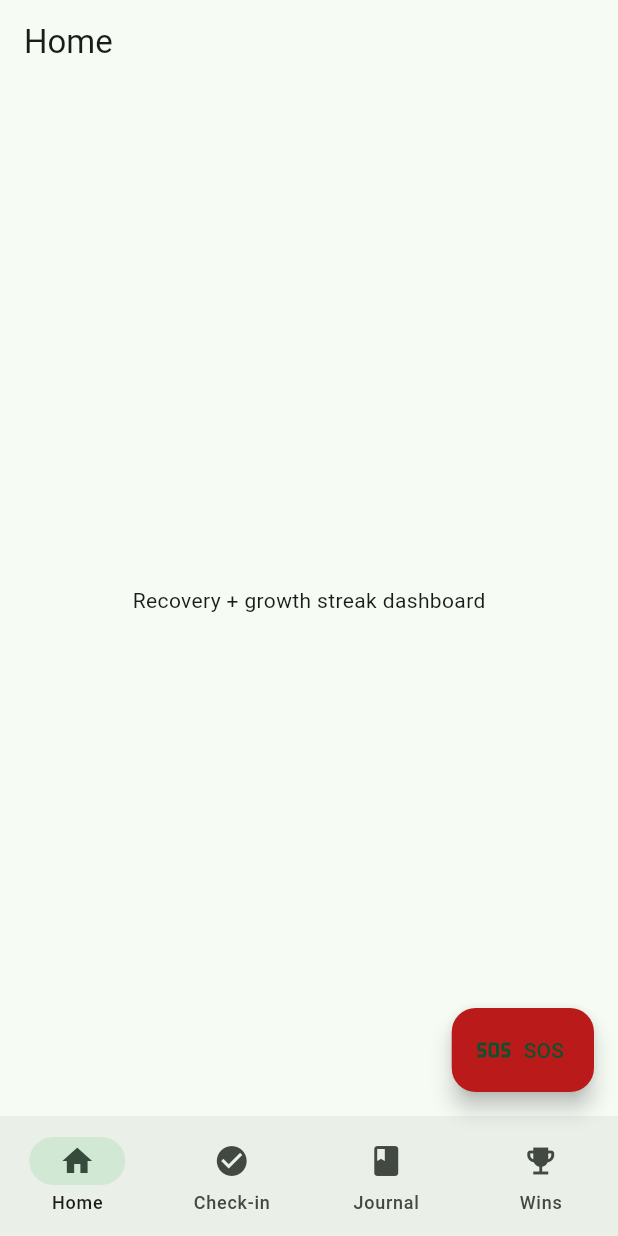
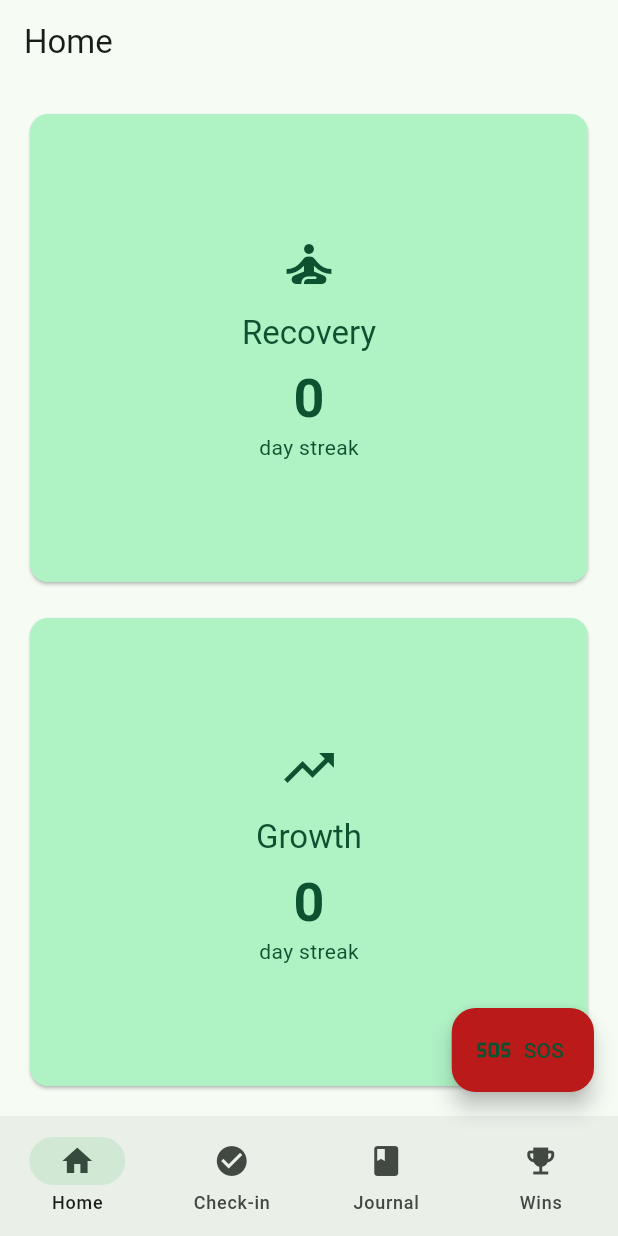
Before and after one commit to bartingei/reboot, a Flutter app: the screen it shows after launch, on a phone screen of 412 x 824 dp. Run offline on Flutter 3.47's test engine with Material 3 defaults, Android fonts, the phone set to English and light mode, and no system bars; our stand-ins replace drift, flutter_riverpod, supabase_flutter; accounts and stored records are empty; generated files the repository leaves out were written again.

Commit message:
Add streaks dashboard and client-side streak calculation
Home screen now shows a live day-streak count for each pillar,
derived from check-in history rather than stored, so it can't drift
out of sync. Adds:
- streak_calculator: pure function counting consecutive days up to
  today/yesterday (multiple check-ins per day count once)
- StreaksRepository: streams check-in timestamps per pillar via a
  join on habits
- streakProvider family + unit tests for the calculator

Calculator tests are hand-traced only — no Dart toolchain in this
environment to run them; verify locally with 'flutter test'.

```diff
--- /dev/null
+++ b/lib/features/streaks/streak_calculator.dart
@@ -0,0 +1,30 @@
+/// Computes a check-in streak: the number of consecutive days up to and
+/// including today (or yesterday) that have at least one check-in.
+///
+/// The streak stays alive if the most recent check-in was today or
+/// yesterday; a gap of a full calendar day breaks it. Multiple check-ins
+/// on the same day count once. Computed client-side — see ARCHITECTURE.md
+/// for why streaks are client-trusted rather than server-validated.
+int computeStreak(List<DateTime> checkInTimes, {DateTime? now}) {
+  if (checkInTimes.isEmpty) return 0;
+
+  final today = _dateOnly(now ?? DateTime.now());
+
+  final days = checkInTimes.map(_dateOnly).toSet();
+
+  // The streak can only be current if there's a check-in today or yesterday.
+  var cursor = today;
+  if (!days.contains(cursor)) {
+    cursor = today.subtract(const Duration(days: 1));
+    if (!days.contains(cursor)) return 0;
+  }
+
+  var streak = 0;
+  while (days.contains(cursor)) {
+    streak++;
+    cursor = cursor.subtract(const Duration(days: 1));
+  }
+  return streak;
+}
+
+DateTime _dateOnly(DateTime dt) => DateTime(dt.year, dt.month, dt.day);
--- /dev/null
+++ b/lib/features/streaks/streaks_providers.dart
@@ -0,0 +1,20 @@
+import 'package:flutter_riverpod/flutter_riverpod.dart';
+
+import '../../core/db/app_database.dart';
+import '../../core/db/database_provider.dart';
+import 'streak_calculator.dart';
+import 'streaks_repository.dart';
+
+final streaksRepositoryProvider = Provider<StreaksRepository>((ref) {
+  return StreaksRepository(ref.watch(appDatabaseProvider));
+});
+
+/// Live streak count for a single pillar, recomputed whenever a check-in
+/// for that pillar is added.
+final streakProvider =
+    StreamProvider.autoDispose.family<int, Pillar>((ref, pillar) {
+  return ref
+      .watch(streaksRepositoryProvider)
+      .watchCheckInDates(pillar)
+      .map(computeStreak);
+});
--- a/lib/features/streaks/streaks_screen.dart
+++ b/lib/features/streaks/streaks_screen.dart
@@ -1,14 +1,113 @@
 import 'package:flutter/material.dart';
+import 'package:flutter_riverpod/flutter_riverpod.dart';
+
+import '../../core/db/app_database.dart';
+import 'streaks_providers.dart';
 
 /// Home dashboard: shows both the recovery and growth pillars side by side.
-class StreaksScreen extends StatelessWidget {
+class StreaksScreen extends ConsumerWidget {
   const StreaksScreen({super.key});
 
   @override
-  Widget build(BuildContext context) {
+  Widget build(BuildContext context, WidgetRef ref) {
     return Scaffold(
       appBar: AppBar(title: const Text('Home')),
-      body: const Center(child: Text('Recovery + growth streak dashboard')),
+      body: Padding(
+        padding: const EdgeInsets.all(16),
+        child: Column(
+          crossAxisAlignment: CrossAxisAlignment.stretch,
+          children: const [
+            Expanded(
+              child: _PillarCard(
+                pillar: Pillar.recovery,
+                label: 'Recovery',
+                icon: Icons.self_improvement,
+              ),
+            ),
+            SizedBox(height: 16),
+            Expanded(
+              child: _PillarCard(
+                pillar: Pillar.growth,
+                label: 'Growth',
+                icon: Icons.trending_up,
+              ),
+            ),
+          ],
+        ),
+      ),
     );
   }
 }
+
+class _PillarCard extends ConsumerWidget {
+  const _PillarCard({
+    required this.pillar,
+    required this.label,
+    required this.icon,
+  });
+
+  final Pillar pillar;
+  final String label;
+  final IconData icon;
+
+  @override
+  Widget build(BuildContext context, WidgetRef ref) {
+    final streak = ref.watch(streakProvider(pillar));
+    final scheme = Theme.of(context).colorScheme;
+
+    return Card(
+      color: scheme.primaryContainer,
+      child: Padding(
+        padding: const EdgeInsets.all(24),
+        child: Column(
+          mainAxisAlignment: MainAxisAlignment.center,
+          children: [
+            Icon(icon, size: 40, color: scheme.onPrimaryContainer),
+            const SizedBox(height: 12),
+            Text(
+              label,
+              style: Theme.of(context).textTheme.titleLarge?.copyWith(
+                    color: scheme.onPrimaryContainer,
+                  ),
+            ),
+            const SizedBox(height: 8),
+            streak.when(
+              data: (days) => _StreakCount(days: days),
+              loading: () => const SizedBox(
+                height: 48,
+                child: Center(child: CircularProgressIndicator()),
+              ),
+              error: (error, _) => Text('Error: $error'),
+            ),
+          ],
+        ),
+      ),
+    );
+  }
+}
+
+class _StreakCount extends StatelessWidget {
+  const _StreakCount({required this.days});
+
+  final int days;
+
+  @override
+  Widget build(BuildContext context) {
+    final scheme = Theme.of(context).colorScheme;
+    return Column(
+      children: [
+        Text(
+          '$days',
+          style: Theme.of(context).textTheme.displaySmall?.copyWith(
+                color: scheme.onPrimaryContainer,
+                fontWeight: FontWeight.bold,
+              ),
+        ),
+        Text(
+          'day streak',
+          style: TextStyle(color: scheme.onPrimaryContainer),
+        ),
+      ],
+    );
+  }
+}
```
Also changed, not shown: lib/features/streaks/streaks_repository.dart (added, +26 -0 lines), 1 other file.
